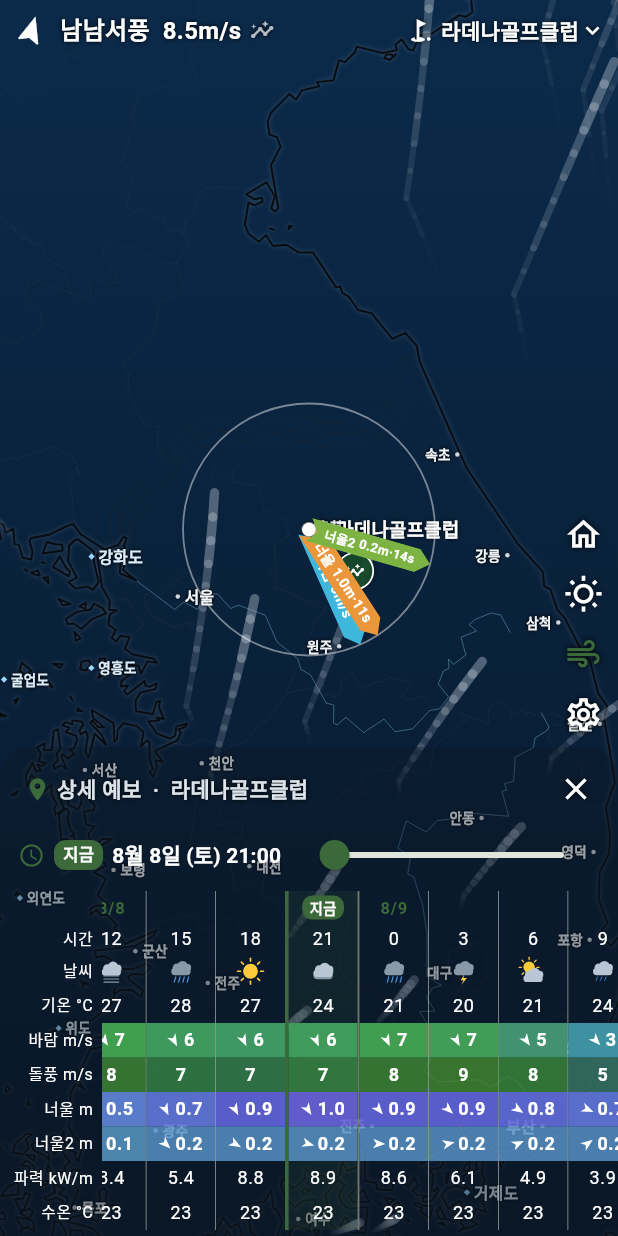
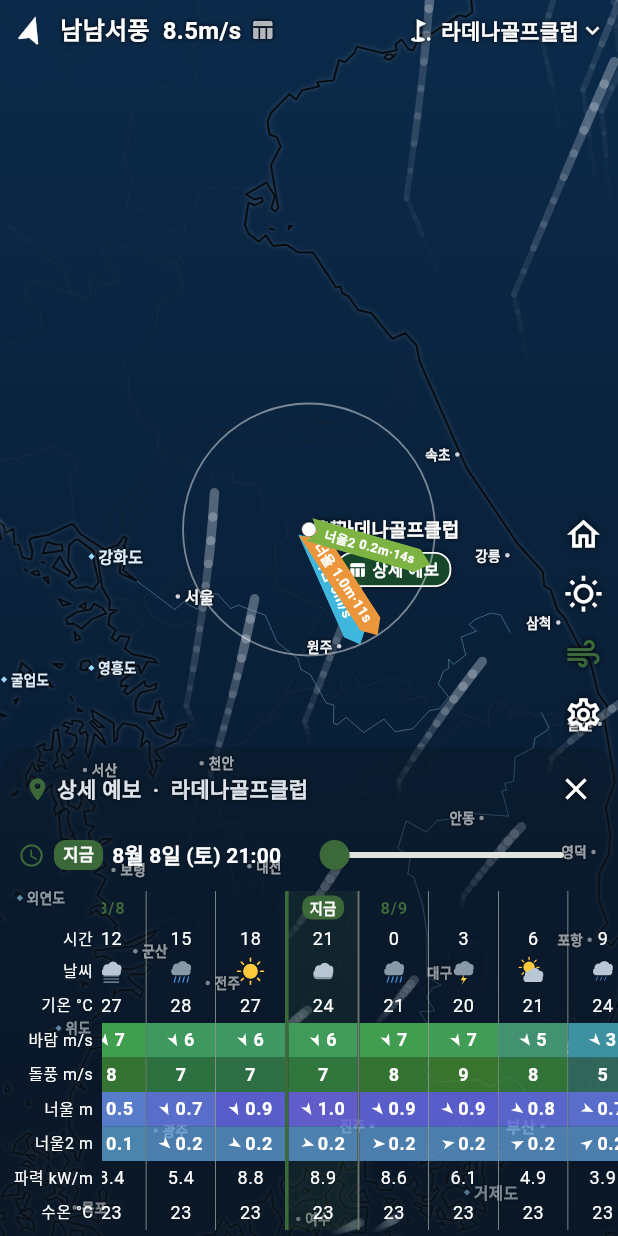
Before and after one commit to bisan74-lab/gov_data_mobile, a Flutter app: the WeatherScreen screen opened directly, after a tap on "라데나골프클럽", on a phone screen of 412 x 824 dp. Run offline on Flutter 3.47's test engine with Material 3 defaults, Android fonts, the phone set to English and light mode, and no system bars; our stand-ins replace flutter_riverpod, geolocator, shared_preferences; accounts and stored records are empty; network calls fail.

Commit message:
상세 예보 버튼: 표 아이콘 + "상세 예보" 글자로 바꾼다
"상세 예보 아이콘이 뭔지 모르겠다"는 제보를 받아 두 가지를 고쳤다:
- 아이콘을 Icons.insights(꺾은선 그래프) → Icons.table_chart(표)로 교체.
  실제로 열리는 화면이 시간별 예보 표라 뜻이 맞는다. golfDetailForecastIcon
  상수로 한 곳에 두고 지도 마커 버튼과 상단 바가 같은 아이콘을 쓴다.
- 지도 마커 버튼은 아이콘 옆에 "상세 예보" 글자를 함께 넣어, 아이콘만으로
  짐작하지 않아도 되게 했다(원형 → 알약 모양 칩).

글자를 넣으면서 **큰 글자에서 버튼이 골프장 이름을 덮는 버그**를 발견해
함께 고쳤다. 버튼을 이름 아래로 내리는 거리가 상수(15)였는데, 배율이
오르면 이름 행만 길어져 버튼이 이름 위로 파고들었다(배율 2.0에서 확인).
이제 _nameRowHalfHeight(context)가 실제 글자 높이를 재서 정한다 — 재는
스타일도 이름 행이 실제로 쓰는 것과 같게 맞췄다(fontSize만 준 맨
TextStyle로 재면 실제보다 낮게 나와 그만큼 겹친다).

회귀 테스트를 배율 1.0/1.5/2.0으로 추가했고, 상수(15)로 되돌리면 실제로
실패하는 것까지 확인했다.

Co-Authored-By: Claude Opus 5 <noreply@anthropic.com>
Claude-Session: https://claude.ai/code/session_01DX6AznQJbmMSh8r8eUGWS6

```diff
--- a/lib/features/golf/presentation/widgets/golf_marker_layer.dart
+++ b/lib/features/golf/presentation/widgets/golf_marker_layer.dart
@@ -1,11 +1,24 @@
+import 'dart:math' as math;
+
 import 'package:flutter/material.dart';
 
+import '../../../../core/widgets/compact_text_scale.dart';
 import '../../../weather/presentation/widgets/map_projection.dart';
 import '../../data/models/golf_course.dart';
 
 /// 지도 마커의 상세 예보 버튼 — 위젯 테스트에서 이 버튼만 정확히 집기 위한 키.
-/// (상단 바에도 같은 [Icons.insights] 아이콘이 있어 아이콘만으로는 구분되지 않는다.)
+/// (상단 바에도 같은 [golfDetailForecastIcon] 아이콘이 있어 아이콘만으로는
+/// 구분되지 않는다.)
 const golfMarkerDetailButtonKey = Key('golfMarkerDetailButton');
+
+/// 상세 예보 진입을 뜻하는 아이콘. 지도 마커 버튼과 상단 바가 **같은 아이콘**을
+/// 쓴다(같은 동작이므로).
+///
+/// 예전엔 `Icons.insights`(꺾은선 그래프)였는데 "무슨 아이콘인지 모르겠다"는
+/// 제보를 받아 바꿨다 — 실제로 열리는 화면이 시간별 예보 **표**라 표 아이콘이
+/// 뜻과 맞는다. 지도 마커 버튼에는 아이콘 옆에 "상세 예보" 글자도 함께 넣어
+/// 아이콘만으로 짐작하지 않아도 되게 했다.
+const IconData golfDetailForecastIcon = Icons.table_chart;
 
 /// Windy 지도 위에 **현재 선택된 골프장 하나만** 마커로 찍는 레이어.
 /// 도시 라벨([MapCityLabelLayer])과 같은 카운터-스케일(1/scale, topLeft 피벗)
@@ -32,15 +45,39 @@ class GolfMarkerLayer extends StatelessWidget {
   /// 마커(초록 점 + 이름) 또는 그 아래 상세 예보 버튼 탭 시 호출.
   final VoidCallback? onTap;
 
-  /// 이름 행이 앵커(지리 지점) 위아래로 차지하는 절반 높이(카운터-스케일
+  /// 이름 라벨 글자 크기·점 지름·세로 여백(이름 행 높이 계산에 쓴다).
+  static const double _nameFontSize = 12.5;
+  static const double _dotSize = 12;
+  static const double _nameVPad = 6;
+
+  /// 이름 행이 앵커(지리 지점) 위아래로 차지하는 **절반 높이**(카운터-스케일
   /// 적용 전의 자연 좌표계 기준). 이름 행은 `FractionalTranslation(-0.5)`로
-  /// 위로 밀려 초록 점의 중심이 정확히 지리 지점에 오는데, 상세 버튼은 그
-  /// 아래에 붙어야 하므로 같은 앵커에서 이만큼 내려 그린다.
+  /// 위로 밀려 초록 점의 중심이 정확히 지리 지점에 오므로, 행의 아래 끝이
+  /// 정확히 이 값이다 — 상세 버튼은 같은 앵커에서 이만큼 내려 그린다.
+  ///
+  /// **상수로 박으면 안 된다.** 글자 배율이 오르면 이름 행만 길어져서, 고정
+  /// 값으로 내려 둔 버튼이 이름 위로 파고든다(배율 2.0에서 실제로 겹치는 걸
+  /// 확인했다). 그래서 매번 **실제 글자 높이를 재서** 정한다.
+  ///
+  /// 재는 스타일도 **칩이 실제로 쓰는 것과 같아야** 한다 — fontSize만 준 맨
+  /// TextStyle로 재면 글꼴·줄높이가 달라 실제보다 낮게 나오고 그만큼 겹친다.
   ///
   /// 상세 버튼을 이름 행과 한 Column으로 묶지 않고 **따로 그리는 이유**: 한
   /// 덩어리로 묶으면 전체 높이가 커져 `-0.5` 이동량이 함께 늘고, 그만큼 초록
   /// 점이 지리 지점보다 위로 밀려 마커가 실제 위치와 어긋난다.
-  static const double _nameRowHalfHeight = 15;
+  static double _nameRowHalfHeight(BuildContext context) {
+    final style = DefaultTextStyle.of(
+      context,
+    ).style.copyWith(fontSize: _nameFontSize, fontWeight: FontWeight.w700);
+    final painter = TextPainter(
+      text: TextSpan(text: '가', style: style),
+      textDirection: TextDirection.ltr,
+      textScaler: MediaQuery.textScalerOf(context),
+    )..layout();
+    // Row는 점과 글자 중 큰 쪽 높이를 갖고, 그 위아래로 여백이 붙는다.
+    final content = math.max(_dotSize, painter.height);
+    return (_nameVPad * 2 + content) / 2;
+  }
 
   /// 상세 버튼을 이름 글자 시작 위치에 맞추는 들여쓰기(점 12 + 간격 4 + 여백 2).
   static const double _detailButtonIndent = 18;
@@ -61,8 +98,8 @@ class GolfMarkerLayer extends StatelessWidget {
       mainAxisSize: MainAxisSize.min,
       children: [
         Container(
-          width: 12,
-          height: 12,
+          width: _dotSize,
+          height: _dotSize,
           decoration: BoxDecoration(
             color: const Color(0xFF00E676),
             shape: BoxShape.circle,
@@ -75,7 +112,7 @@ class GolfMarkerLayer extends StatelessWidget {
           c.name,
           style: const TextStyle(
             color: Colors.white,
-            fontSize: 12.5,
+            fontSize: _nameFontSize,
             fontWeight: FontWeight.w700,
             shadows: [Shadow(color: Colors.black, blurRadius: 3)],
           ),
@@ -99,7 +136,7 @@ class GolfMarkerLayer extends StatelessWidget {
                 // 탭 타깃이 너무 작지 않도록 여백을 살짝 둔다.
                 child: Padding(
                   padding: const EdgeInsets.symmetric(
-                    vertical: 6,
+                    vertical: _nameVPad,
                     horizontal: 2,
                   ),
                   child: content,
@@ -117,25 +154,48 @@ class GolfMarkerLayer extends StatelessWidget {
             scale: 1 / scale,
             alignment: Alignment.topLeft,
             child: Transform.translate(
-              offset: const Offset(_detailButtonIndent, _nameRowHalfHeight),
+              offset: Offset(_detailButtonIndent, _nameRowHalfHeight(context)),
               child: GestureDetector(
                 key: golfMarkerDetailButtonKey,
                 behavior: HitTestBehavior.opaque,
                 onTap: onTap,
+                // 아이콘만으로는 무슨 버튼인지 알기 어렵다는 제보를 받아
+                // 글자를 함께 넣었다. 지도 위 작은 칩이라 글자 배율은
+                // [CompactTextScale]로 눌러 둔다(칩이 지도를 덮지 않게).
+                child: CompactTextScale(
                   child: Container(
-                  padding: const EdgeInsets.all(5),
+                    padding: const EdgeInsets.symmetric(
+                      horizontal: 7,
+                      vertical: 4,
+                    ),
                     decoration: BoxDecoration(
                       color: const Color(0xE6194D2B),
-                    shape: BoxShape.circle,
+                      borderRadius: BorderRadius.circular(11),
                       border: Border.all(color: Colors.white, width: 1.2),
                       boxShadow: const [
                         BoxShadow(color: Colors.black54, blurRadius: 3),
                       ],
                     ),
-                  child: const Icon(
-                    Icons.insights,
-                    size: 13,
+                    child: const Row(
+                      mainAxisSize: MainAxisSize.min,
+                      children: [
+                        Icon(
+                          golfDetailForecastIcon,
+                          size: 12,
                           color: Colors.white,
+                        ),
+                        SizedBox(width: 4),
+                        Text(
+                          '상세 예보',
+                          style: TextStyle(
+                            color: Colors.white,
+                            fontSize: 11,
+                            fontWeight: FontWeight.w700,
+                            height: 1.1,
+                          ),
+                        ),
+                      ],
+                    ),
                   ),
                 ),
               ),
--- a/lib/features/weather/presentation/weather_screen.dart
+++ b/lib/features/weather/presentation/weather_screen.dart
@@ -976,8 +976,10 @@ class _TopWindBar extends StatelessWidget {
                       ),
                     ),
                     const SizedBox(width: 6),
+                    // 지도 마커의 상세 예보 버튼과 **같은 아이콘**을 쓴다
+                    // (같은 동작이므로) — [golfDetailForecastIcon].
                     const Icon(
-                      Icons.insights,
+                      golfDetailForecastIcon,
                       size: 16,
                       color: Colors.white70,
                       shadows: shadow,
```
Also changed, not shown: 2 other files. Lines whose indentation alone changed are shown as unchanged.
